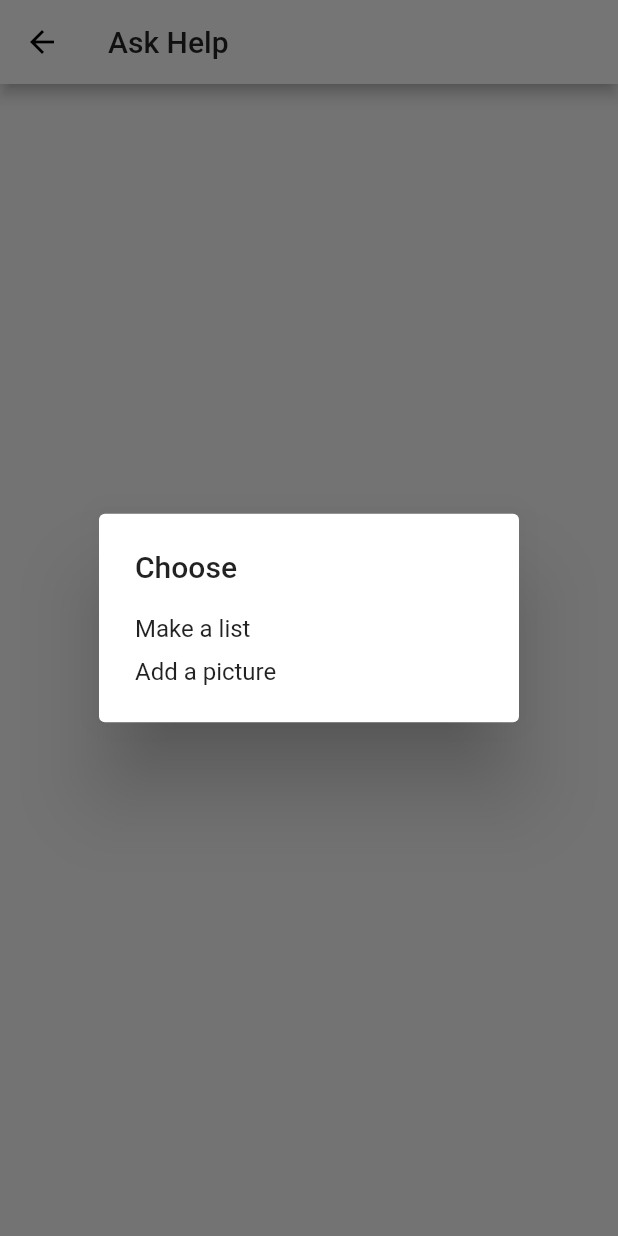
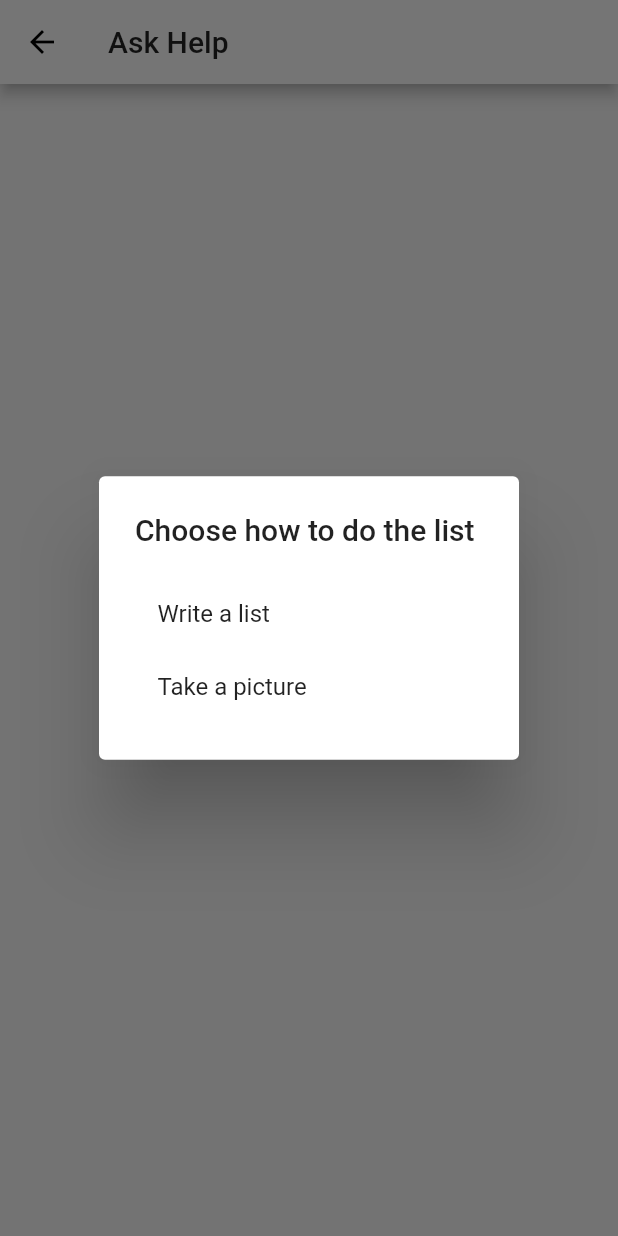
Before and after one commit to Gavinkaa/LauzHack-CoVid19, a Flutter app: the AskHelp screen opened directly, after a tap on "Items list", on a phone screen of 412 x 824 dp. Run offline on Flutter 3.47's test engine with Material 2 defaults, Android fonts, the phone set to English and light mode, and no system bars; our stand-ins replace image_picker.

Commit message:
Popups look better

```diff
--- a/app/lib/askHelp.dart
+++ b/app/lib/askHelp.dart
@@ -18,12 +18,15 @@ class _AskHelpState extends State<AskHelp> {
       context: context,
       builder: (BuildContext context) {
         return AlertDialog(
-          title: Text("Choose"),
+          title: Text("Choose how to do the list"),
           content: SingleChildScrollView(
             child: ListBody(
               children: <Widget>[
                 GestureDetector(
-                  child: Text("Make a list"),
+                  child: Padding(
+                    padding: const EdgeInsets.all(15.0),
+                    child: Text("Write a list"),
+                  ),
                   onTap: () {
                     Navigator.of(context).pop();
                     Navigator.push(
@@ -32,9 +35,10 @@ class _AskHelpState extends State<AskHelp> {
                     );
                   },
                 ),
-                Padding(padding: EdgeInsets.all(5.0)),
-                GestureDetector(
-                  child: Text("Add a picture"),
+                Padding(
+                  padding: const EdgeInsets.all(15.0),
+                  child: GestureDetector(
+                    child: Text("Take a picture"),
                     onTap: () {
                       Navigator.of(context).pop();
                       Navigator.push(
@@ -42,6 +46,7 @@ class _AskHelpState extends State<AskHelp> {
                         MaterialPageRoute(builder: (context) => PictureTaker()),
                       );
                     },
+                  ),
                 )
               ],
             ),
```
Also changed, not shown: app/lib/pictureTaker.dart (+13 -5 lines). Lines whose indentation alone changed are shown as unchanged.
